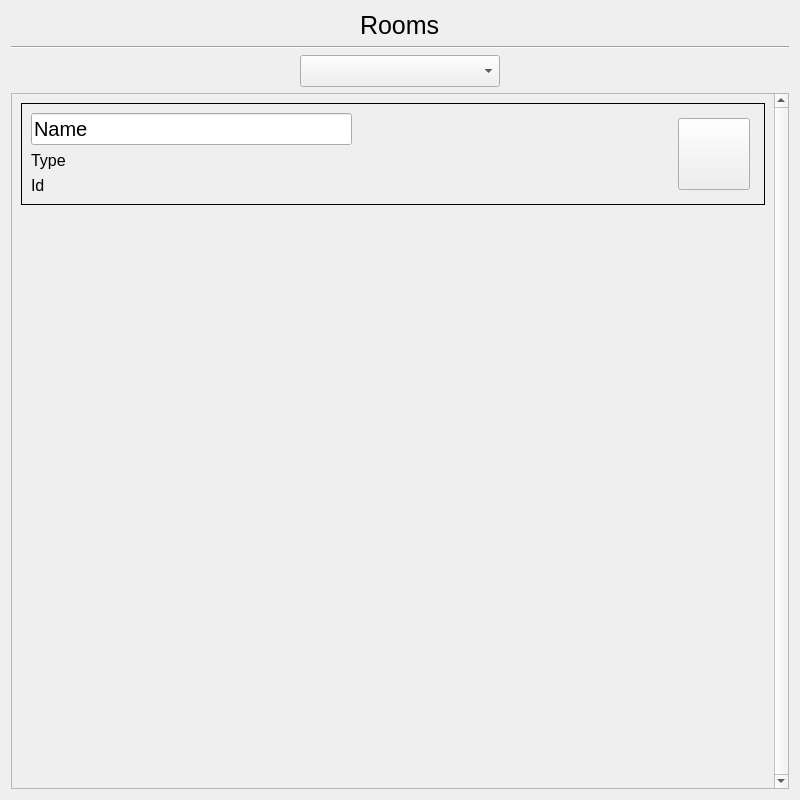
The window that ui/rooms.ui (e-gulakhmet/BrainlyHome) describes before a commit, drawn with Qt 5.
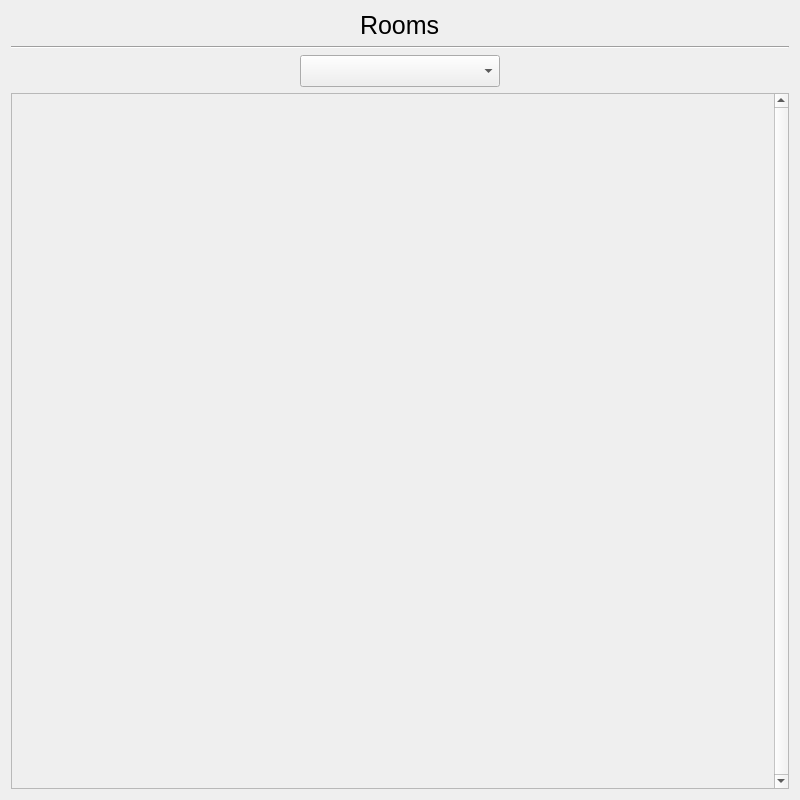
The same window after the commit. Icons and pictures are not drawn.

Commit message: Add client ui and connected rooms menu

The edit to the form file:
```diff
--- a/ui/rooms.ui
+++ b/ui/rooms.ui
@@ -159,71 +159,6 @@
          </rect>
         </property>
         <layout class="QVBoxLayout" name="verticalLayout_6">
-         <item>
-          <widget class="QFrame" name="clientFrame">
-           <layout class="QVBoxLayout" name="verticalLayout_9">
-            <item>
-             <layout class="QHBoxLayout" name="clientHLay">
-              <item>
-               <layout class="QVBoxLayout" name="verticalLayout_5">
-                <item>
-                 <widget class="QLineEdit" name="nameLineEdit">
-                  <property name="text">
-                   <string>Name</string>
-                  </property>
-                 </widget>
-                </item>
-                <item>
-                 <widget class="QLabel" name="typeLabel">
-                  <property name="text">
-                   <string>Type</string>
-                  </property>
-                 </widget>
-                </item>
-                <item>
-                 <widget class="QLabel" name="idLabel">
-                  <property name="text">
-                   <string>Id</string>
-                  </property>
-                 </widget>
-                </item>
-               </layout>
-              </item>
-              <item>
-               <spacer name="horizontalSpacer_7">
-                <property name="orientation">
-                 <enum>Qt::Horizontal</enum>
-                </property>
-                <property name="sizeHint" stdset="0">
-                 <size>
-                  <width>40</width>
-                  <height>20</height>
-                 </size>
-                </property>
-               </spacer>
-              </item>
-              <item>
-               <widget class="QPushButton" name="infoClientButton">
-                <property name="text">
-                 <string/>
-                </property>
-                <property name="icon">
-                 <iconset>
-                  <normaloff>../../../../../Downloads/right-arrows.png</normaloff>../../../../../Downloads/right-arrows.png</iconset>
-                </property>
-                <property name="iconSize">
-                 <size>
-                  <width>50</width>
-                  <height>50</height>
-                 </size>
-                </property>
-               </widget>
-              </item>
-             </layout>
-            </item>
-           </layout>
-          </widget>
-         </item>
          <item>
           <spacer name="verticalSpacer_2">
            <property name="orientation">
```
The commit also changes 4 other files.
